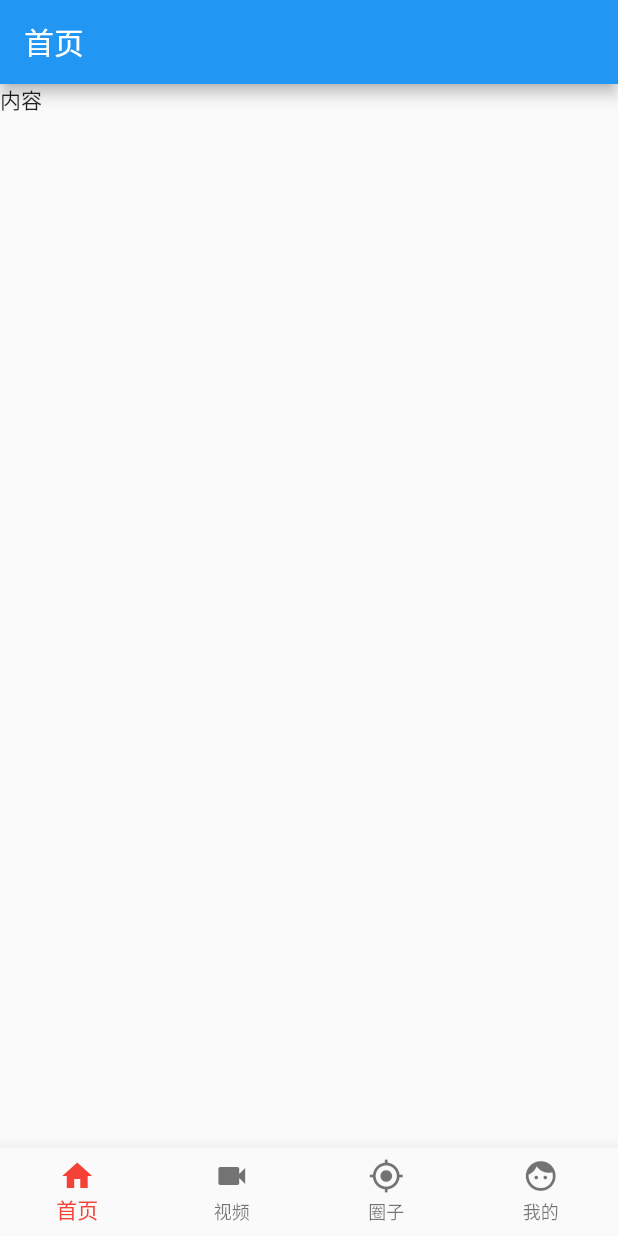
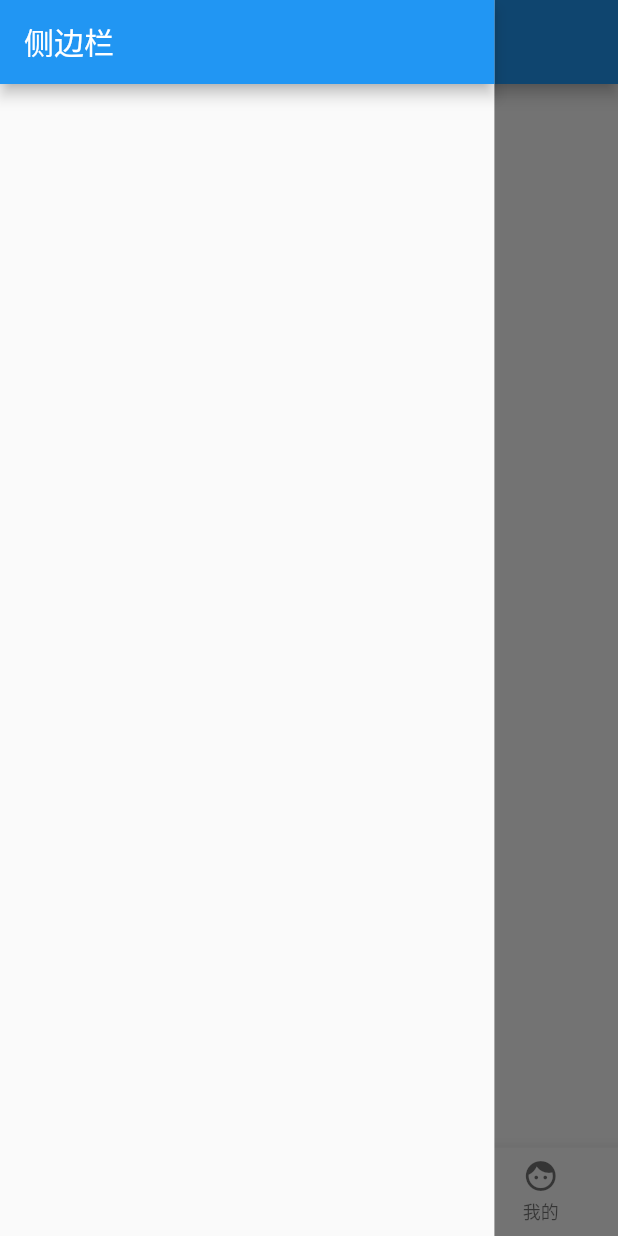
Before and after one commit to davidtps/flutter_news, a Flutter app: the screen it shows after launch, with the side drawer open (before the commit the screen has no drawer), on a phone screen of 412 x 824 dp. Run offline on Flutter 3.47's test engine with Material 2 defaults, Android fonts, the phone set to English and light mode, and no system bars; our stand-ins replace image_picker, shared_preferences, video_player.

Commit message:
提交drawer 布局

```diff
--- a/lib/main.dart
+++ b/lib/main.dart
@@ -1,5 +1,7 @@
 import 'package:flutter/cupertino.dart';
+import 'package:flutter/gestures.dart';
 import 'package:flutter/material.dart';
+import 'package:flutter_news/part2/content1/DrawerPage.dart';
 
 void main() => runApp(MyApp());
 
@@ -145,12 +147,17 @@ class _MyHomePageState extends State<MyHomePage> {
           changeIndex(index);
         },
       ),
+      drawer: DrawerPage(),
+      drawerEdgeDragWidth: 100,
+      drawerDragStartBehavior: DragStartBehavior.start,
     );
   }
 
   void changeIndex(int index) {
-    setState(() {
-      _currentIndex = index;
-    });
+    if (index != _currentIndex) {
+      setState(() {
+        _currentIndex = index;
+      });
+    }
   }
 }
--- /dev/null
+++ b/lib/part2/content1/DrawerPage.dart
@@ -0,0 +1,34 @@
+import 'package:flutter/material.dart';
+
+class DrawerPage extends StatefulWidget {
+  @override
+  DrawerPageState createState() => new DrawerPageState();
+}
+
+class DrawerPageState extends State<DrawerPage> {
+  @override
+  Widget build(BuildContext context) {
+    double width = MediaQuery.of(context).size.width;
+
+    return SizedBox(
+      child: new Scaffold(
+        appBar: new AppBar(
+          title: new Text('侧边栏'),
+        ),
+      ),
+      width: width * 4 / 5,
+    );
+  }
+
+  @override
+  void initState() {
+    // TODO: implement initState
+    super.initState();
+  }
+
+  @override
+  void dispose() {
+    // TODO: implement dispose
+    super.dispose();
+  }
+}
```
